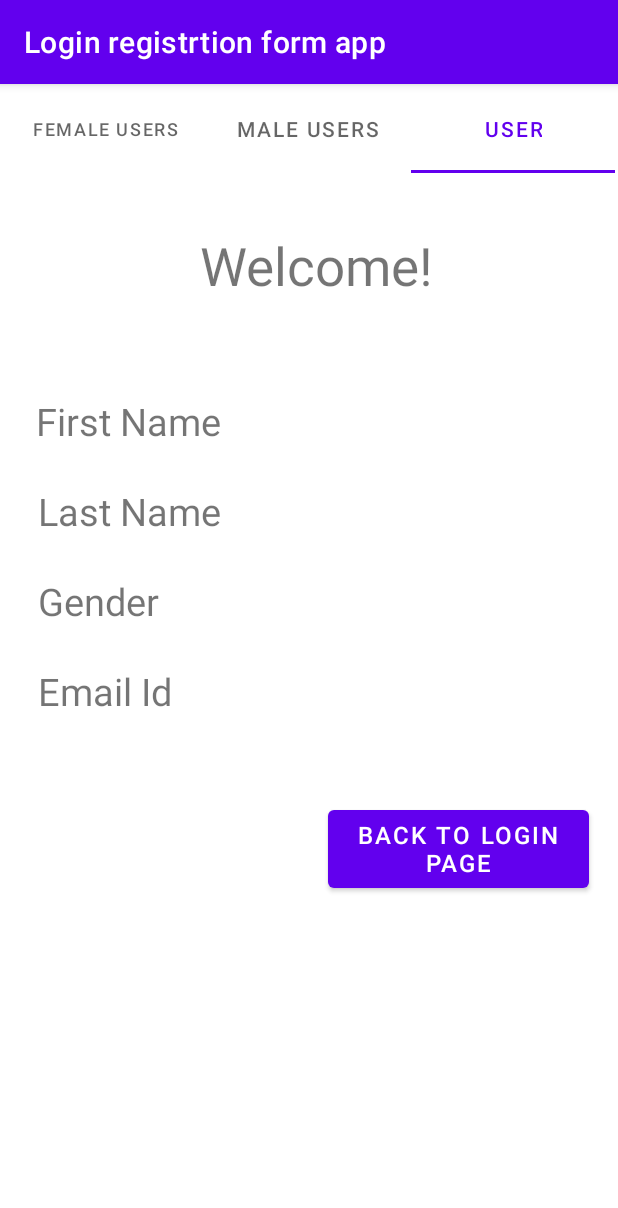
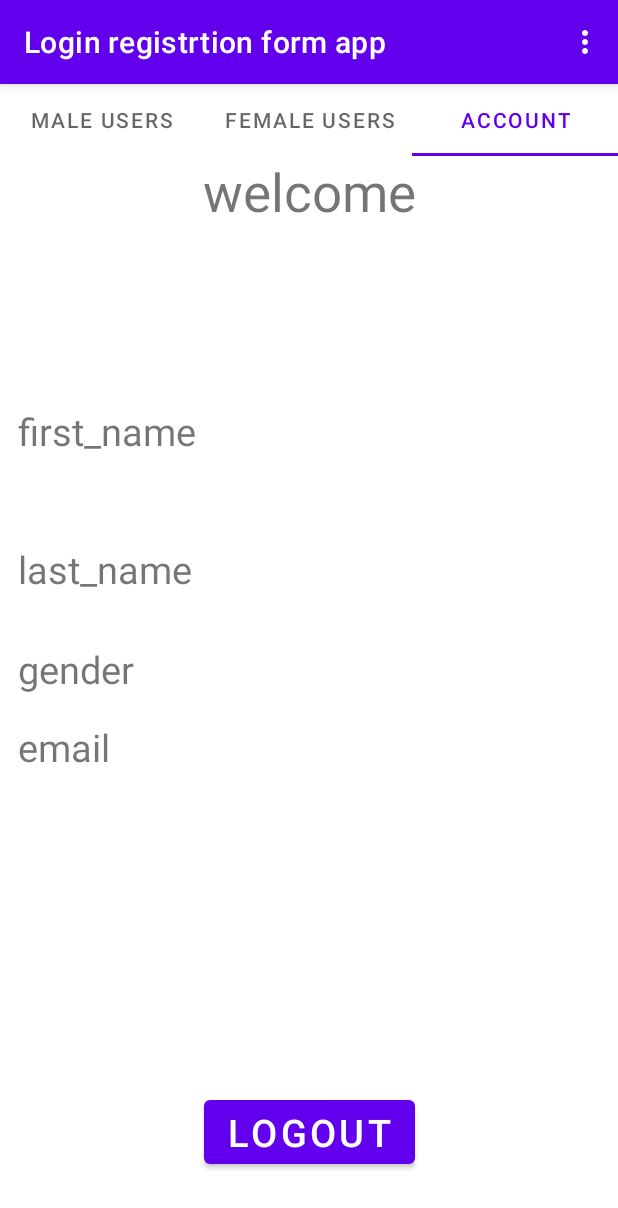
Before and after one commit to tarun217/LogIn-App, an Android app: the HomePage screen opened directly, with no data from a screen before it, tab 3 chosen, on a phone screen of 412 x 824 dp. Shown: the top 1208 px of the screen. Run offline under Robolectric (Android 15) with nearby library versions, the phone set to English and light mode, and no system bars; 2 statements that could not run were skipped.

Commit message:
LogIn Registration form

```diff
--- a/app/src/main/java/com/example/loginregistrtionformapp/HomePage.java
+++ b/app/src/main/java/com/example/loginregistrtionformapp/HomePage.java
@@ -8,6 +8,9 @@ import androidx.viewpager2.widget.ViewPager2;
 import android.content.Intent;
 import android.content.SharedPreferences;
 import android.os.Bundle;
+import android.view.Menu;
+import android.view.MenuInflater;
+import android.view.MenuItem;
 
 
 import com.google.android.material.tabs.TabLayout;
@@ -18,10 +21,27 @@ public class HomePage extends AppCompatActivity {
     ViewPager2 pager2;
     pageAdapter adapter;
 
+    @Override
+    public boolean onCreateOptionsMenu(Menu menu) {
+        MenuInflater inflater = getMenuInflater();
+        inflater.inflate(R.menu.menu, menu);
+        return true;
+    }
 
+    @Override
+    public boolean onOptionsItemSelected(@NonNull MenuItem item) {
+        switch (item.getItemId()) {
+            case R.id.wl_btn_logout:
+                SharedPreferences sp = getApplicationContext().getSharedPreferences("LoginData", MODE_PRIVATE);
+                sp.edit().clear().commit();
+                startActivity(new Intent(getApplicationContext(), MainActivity.class));
+                finish();
+                return true;
 
-
-
+            default:
+                return super.onOptionsItemSelected(item);
+        }
+    }
 
     @Override
     protected void onCreate(Bundle savedInstanceState) {
@@ -29,14 +49,17 @@ public class HomePage extends AppCompatActivity {
         setContentView(R.layout.activity_home_page);
 
 
-
-
         tab_layout = findViewById(R.id.tab_layout);
-        pager2 = findViewById(R.id.vpager);
+        pager2 = findViewById(R.id.pager2);
 
         FragmentManager fm = getSupportFragmentManager();
         adapter = new pageAdapter(fm, getLifecycle());
         pager2.setAdapter(adapter);
+
+        tab_layout.addTab(tab_layout.newTab().setText("Male Users"));
+        tab_layout.addTab(tab_layout.newTab().setText("Female Users"));
+        tab_layout.addTab(tab_layout.newTab().setText("Account"));
+
 
 
 
--- a/app/src/main/java/com/example/loginregistrtionformapp/MaleFrag.java
+++ b/app/src/main/java/com/example/loginregistrtionformapp/MaleFrag.java
@@ -1,63 +1,41 @@
 package com.example.loginregistrtionformapp;
 
+import androidx.fragment.app.Fragment;
+import androidx.recyclerview.widget.LinearLayoutManager;
+import androidx.recyclerview.widget.RecyclerView;
+
 import android.os.Bundle;
-import androidx.fragment.app.Fragment;
 import android.view.LayoutInflater;
 import android.view.View;
 import android.view.ViewGroup;
 
-/**
- * A simple {@link Fragment} subclass.
- * Use the {@link MaleFrag#newInstance} factory method to
- * create an instance of this fragment.
- *
- */
 public class MaleFrag extends Fragment {
 
-    // TODO: Rename parameter arguments, choose names that match
-    // the fragment initialization parameters, e.g. ARG_ITEM_NUMBER
-    private static final String ARG_PARAM1 = "param1";
-    private static final String ARG_PARAM2 = "param2";
-
-    // TODO: Rename and change types of parameters
-    private String mParam1;
-    private String mParam2;
-
-    /**
-     * Use this factory method to create a new instance of
-     * this fragment using the provided parameters.
-     *
-     * @param param1 Parameter 1.
-     * @param param2 Parameter 2.
-     * @return A new instance of fragment MaleFrag.
-     */
-    // TODO: Rename and change types and number of parameters
-    public static MaleFrag newInstance(String param1, String param2) {
-        MaleFrag fragment = new MaleFrag();
-        Bundle args = new Bundle();
-        args.putString(ARG_PARAM1, param1);
-        args.putString(ARG_PARAM2, param2);
-        fragment.setArguments(args);
-        return fragment;
-    }
+    RecyclerView maleUsers_RecyclerView;
+    UserlistAdapter adapter;
 
     public MaleFrag() {
-        // Required empty public constructor
+
     }
-
     @Override
     public void onCreate(Bundle savedInstanceState) {
         super.onCreate(savedInstanceState);
-        if (getArguments() != null) {
-            mParam1 = getArguments().getString(ARG_PARAM1);
-            mParam2 = getArguments().getString(ARG_PARAM2);
-        }
+
     }
-
     @Override
     public View onCreateView(LayoutInflater inflater, ViewGroup container,
                              Bundle savedInstanceState) {
-        // Inflate the layout for this fragment
-        return inflater.inflate(R.layout.fragment_male, container, false);
+        View v = inflater.inflate(R.layout.fragment_male, container, false);
+
+        maleUsers_RecyclerView = v.findViewById(R.id.maleRv);
+
+        DatabaseHelper dbHelper = new DatabaseHelper(getContext());
+        adapter = new UserlistAdapter(dbHelper.getUserData("Male"),getContext());
+
+        maleUsers_RecyclerView.setLayoutManager(new LinearLayoutManager(getContext()));
+
+        maleUsers_RecyclerView.setAdapter(adapter);
+
+        return v;
     }
 }
--- a/app/src/main/res/layout/activity_home_page.xml
+++ b/app/src/main/res/layout/activity_home_page.xml
@@ -1,48 +1,22 @@
 <?xml version="1.0" encoding="utf-8"?>
-<androidx.constraintlayout.widget.ConstraintLayout xmlns:android="http://schemas.android.com/apk/res/android"
+<android.widget.RelativeLayout xmlns:android="http://schemas.android.com/apk/res/android"
     xmlns:app="http://schemas.android.com/apk/res-auto"
     xmlns:tools="http://schemas.android.com/tools"
     android:layout_width="match_parent"
     android:layout_height="match_parent"
     tools:context=".HomePage">
 
+
     <com.google.android.material.tabs.TabLayout
         android:id="@+id/tab_layout"
-        android:layout_width="407dp"
-        android:layout_height="59dp"
-        app:layout_constraintEnd_toEndOf="parent"
-        app:layout_constraintStart_toStartOf="parent"
-        app:layout_constraintTop_toTopOf="parent">
-
-        <com.google.android.material.tabs.TabItem
-            android:layout_width="wrap_content"
-            android:layout_height="wrap_content"
-            android:id="@+id/female_id"
-            android:text="Female Users"/>
-
-        <com.google.android.material.tabs.TabItem
-            android:layout_width="wrap_content"
-            android:layout_height="wrap_content"
-            android:text="Male Users"
-            android:id="@+id/male_id"/>
-
-        <com.google.android.material.tabs.TabItem
-            android:layout_width="wrap_content"
-            android:layout_height="wrap_content"
-            android:text="User"
-            android:id="@+id/user"/>
-
-    </com.google.android.material.tabs.TabLayout>
+        android:layout_width="match_parent"
+        android:layout_height="wrap_content"
+        android:layout_below="@+id/toolbar" />
 
     <androidx.viewpager2.widget.ViewPager2
-        android:layout_width="413dp"
-        android:layout_height="673dp"
-        app:layout_constraintBottom_toBottomOf="parent"
-        app:layout_constraintEnd_toEndOf="parent"
-        app:layout_constraintHorizontal_bias="0.5"
-        app:layout_constraintStart_toStartOf="parent"
-        app:layout_constraintTop_toBottomOf="@+id/tab_layout"
-        android:id="@+id/vpager"/>
+        android:id="@+id/pager2"
+        android:layout_width="match_parent"
+        android:layout_height="match_parent"
+        android:layout_below="@+id/tab_layout"/>
 
-
-</androidx.constraintlayout.widget.ConstraintLayout>
+</android.widget.RelativeLayout>
--- a/app/src/main/res/layout/fragment_user.xml
+++ b/app/src/main/res/layout/fragment_user.xml
@@ -4,31 +4,32 @@
     xmlns:tools="http://schemas.android.com/tools"
     android:layout_width="match_parent"
     android:layout_height="match_parent"
-    tools:context=".HomePage">
+    tools:context=".UserFrag">
+
+    <!-- TODO: Update blank fragment layout -->
 
     <TextView
         android:id="@+id/welcome"
         android:layout_width="match_parent"
         android:layout_height="wrap_content"
-        android:layout_marginTop="20dp"
-        android:text=" Welcome!"
+        android:gravity="center_horizontal"
+        android:text="welcome"
         android:textAlignment="center"
         android:textSize="35sp"
-        app:layout_constraintLeft_toLeftOf="parent"
-        app:layout_constraintRight_toRightOf="parent"
-        app:layout_constraintTop_toTopOf="parent"
-        android:gravity="center_horizontal" />
+        app:layout_constraintEnd_toEndOf="parent"
+        app:layout_constraintStart_toStartOf="parent"
+        app:layout_constraintTop_toTopOf="parent" />
 
 
     <TextView
         android:id="@+id/message"
         android:layout_width="wrap_content"
         android:layout_height="wrap_content"
-        android:layout_marginTop="12dp"
+        android:layout_marginTop="32dp"
         android:textAlignment="center"
         android:textSize="25sp"
         android:textStyle="bold"
-        app:layout_constraintHorizontal_bias="0.498"
+        app:layout_constraintHorizontal_bias="0.463"
         app:layout_constraintLeft_toLeftOf="parent"
         app:layout_constraintRight_toRightOf="parent"
         app:layout_constraintTop_toBottomOf="@id/welcome"
@@ -38,20 +39,21 @@
         android:id="@+id/wl_fName"
         android:layout_width="wrap_content"
         android:layout_height="wrap_content"
-        android:layout_marginLeft="24dp"
-        android:layout_marginTop="16dp"
-        android:text="First Name"
+        android:layout_marginStart="12dp"
+        android:layout_marginLeft="12dp"
+        android:layout_marginTop="52dp"
+        android:text="first_name"
         android:textSize="25sp"
-        app:layout_constraintLeft_toLeftOf="parent"
+        app:layout_constraintStart_toStartOf="parent"
         app:layout_constraintTop_toBottomOf="@+id/message" />
 
     <TextView
         android:id="@+id/wl_lName"
         android:layout_width="wrap_content"
         android:layout_height="wrap_content"
-        android:layout_marginLeft="25dp"
-        android:layout_marginTop="60dp"
-        android:text="Last Name"
+        android:layout_marginLeft="12dp"
+        android:layout_marginTop="92dp"
+        android:text="last_name"
         android:textSize="25sp"
         app:layout_constraintLeft_toLeftOf="parent"
         app:layout_constraintTop_toTopOf="@+id/wl_fName" />
@@ -60,9 +62,9 @@
         android:id="@+id/wl_gender"
         android:layout_width="wrap_content"
         android:layout_height="wrap_content"
-        android:layout_marginLeft="25dp"
-        android:layout_marginTop="25dp"
-        android:text="Gender"
+        android:layout_marginLeft="12dp"
+        android:layout_marginTop="32dp"
+        android:text="gender"
         android:textSize="25sp"
         app:layout_constraintLeft_toLeftOf="parent"
         app:layout_constraintTop_toBottomOf="@+id/wl_lName" />
@@ -71,65 +73,67 @@
         android:id="@+id/wl_email"
         android:layout_width="wrap_content"
         android:layout_height="wrap_content"
-        android:layout_marginLeft="25dp"
-        android:layout_marginTop="60dp"
-        android:text="Email Id"
+        android:layout_marginLeft="12dp"
+        android:layout_marginTop="52dp"
+        android:text="email"
         android:textSize="25sp"
         app:layout_constraintLeft_toLeftOf="parent"
         app:layout_constraintTop_toTopOf="@+id/wl_gender" />
 
     <TextView
         android:id="@+id/wl_et_fName"
-        android:layout_width="4dp"
-        android:layout_height="0dp"
-        android:layout_marginLeft="28dp"
-        android:layout_marginTop="16dp"
+        android:layout_width="wrap_content"
+        android:layout_height="wrap_content"
+        android:layout_marginStart="20dp"
+        android:layout_marginLeft="20dp"
+        android:layout_marginTop="52dp"
         android:textSize="25sp"
         android:textStyle="bold"
-        app:layout_constraintLeft_toRightOf="@+id/wl_fName"
+        app:layout_constraintStart_toEndOf="@+id/wl_fName"
         app:layout_constraintTop_toBottomOf="@+id/message" />
 
     <TextView
         android:id="@+id/wl_et_lName"
-        android:layout_width="4dp"
-        android:layout_height="28dp"
-        android:layout_marginLeft="40dp"
-        android:layout_marginTop="32dp"
+        android:layout_width="wrap_content"
+        android:layout_height="wrap_content"
+        android:layout_marginLeft="28dp"
+        android:layout_marginTop="56dp"
         android:textSize="25sp"
         android:textStyle="bold"
         app:layout_constraintLeft_toRightOf="@+id/wl_lName"
-        app:layout_constraintTop_toBottomOf="@+id/wl_fName" />
+        app:layout_constraintTop_toBottomOf="@+id/wl_et_fName" />
 
     <TextView
         android:id="@+id/wl_et_gender"
         android:layout_width="wrap_content"
         android:layout_height="wrap_content"
+        android:layout_marginStart="28dp"
+        android:layout_marginLeft="28dp"
+        android:layout_marginTop="32dp"
         android:textSize="25sp"
         android:textStyle="bold"
-        app:layout_constraintLeft_toRightOf="@+id/wl_gender"
-        app:layout_constraintTop_toBottomOf="@+id/wl_lName"
-        android:layout_marginTop="26dp"
-        android:layout_marginLeft="10dp"/>
+        app:layout_constraintStart_toEndOf="@+id/wl_gender"
+        app:layout_constraintTop_toBottomOf="@+id/wl_et_lName" />
 
     <TextView
         android:id="@+id/wl_et_email"
         android:layout_width="wrap_content"
         android:layout_height="wrap_content"
-        android:layout_marginLeft="12dp"
+        android:layout_marginStart="36dp"
+        android:layout_marginLeft="36dp"
         android:layout_marginTop="24dp"
         android:textSize="25sp"
         android:textStyle="bold"
-        app:layout_constraintLeft_toRightOf="@+id/wl_email"
-        app:layout_constraintTop_toBottomOf="@+id/wl_gender" />
+        app:layout_constraintStart_toEndOf="@+id/wl_email"
+        app:layout_constraintTop_toBottomOf="@+id/wl_et_gender" />
 
     <Button
         android:id="@+id/wl_btn_logout"
-        android:layout_width="174dp"
-        android:layout_height="64dp"
-        android:layout_marginTop="56dp"
-        android:text="Back To Login Page"
-        android:textSize="16sp"
-        app:layout_constraintHorizontal_bias="0.915"
+        android:layout_width="wrap_content"
+        android:layout_height="wrap_content"
+        android:layout_marginTop="212dp"
+        android:text="logout"
+        android:textSize="25sp"
         app:layout_constraintLeft_toLeftOf="parent"
         app:layout_constraintRight_toRightOf="parent"
         app:layout_constraintTop_toBottomOf="@+id/wl_email" />
--- /dev/null
+++ b/app/src/main/res/menu/menu.xml
@@ -0,0 +1,7 @@
+<?xml version="1.0" encoding="utf-8"?>
+<menu xmlns:android="http://schemas.android.com/apk/res/android">
+
+    <item android:id="@+id/wl_btn_logout"
+        android:title="Logout"/>
+
+</menu>
--- a/app/src/main/res/values/strings.xml
+++ b/app/src/main/res/values/strings.xml
@@ -2,4 +2,5 @@
     <string name="app_name">Login registrtion form app</string>
     <!-- TODO: Remove or change this placeholder text -->
     <string name="hello_blank_fragment">Hello blank fragment</string>
+    <string name="welcome" />
 </resources>
```
Also changed, not shown: app/src/main/java/com/example/loginregistrtionformapp/DatabaseHelper.java (+23 -0 lines), app/src/main/java/com/example/loginregistrtionformapp/FemaleFrag.java (+17 -34 lines), app/src/main/java/com/example/loginregistrtionformapp/Mclass.java (added, +47 -0 lines), app/src/main/java/com/example/loginregistrtionformapp/UserFrag.java (+19 -1 lines), app/src/main/java/com/example/loginregistrtionformapp/UserlistAdapter.java (added, +61 -0 lines), app/src/main/res/layout/fragment_female.xml (+3 -4 lines), app/src/main/res/layout/fragment_male.xml (+5 -4 lines), app/src/main/res/layout/user_item_list.xml (added, +64 -0 lines).
